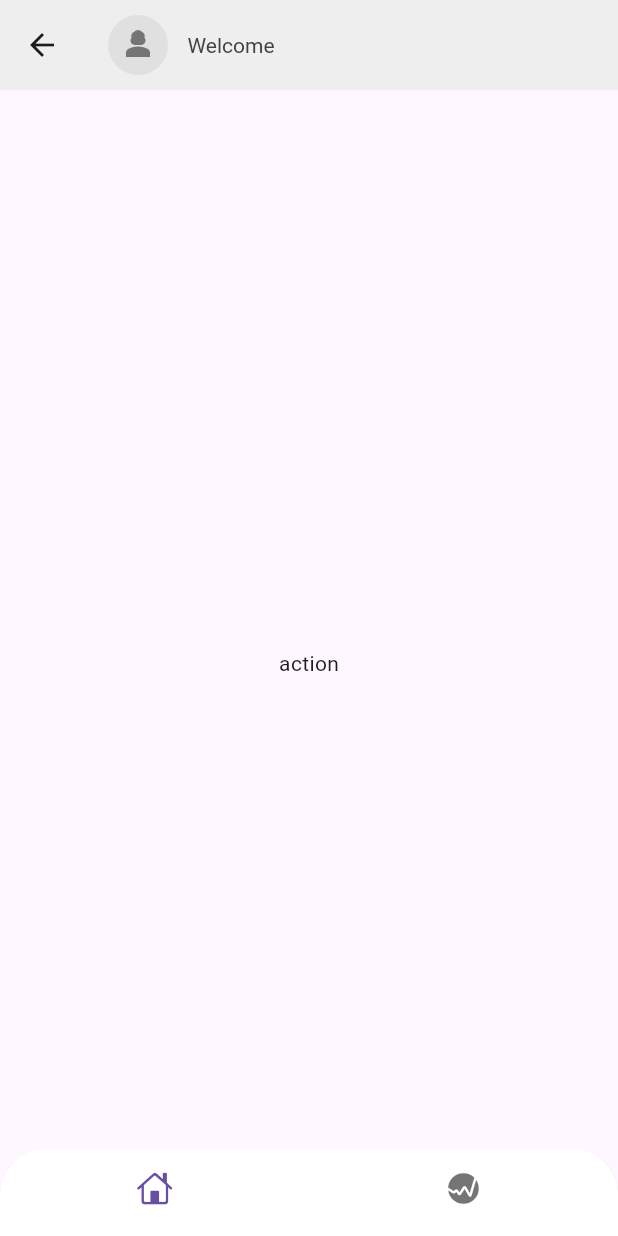
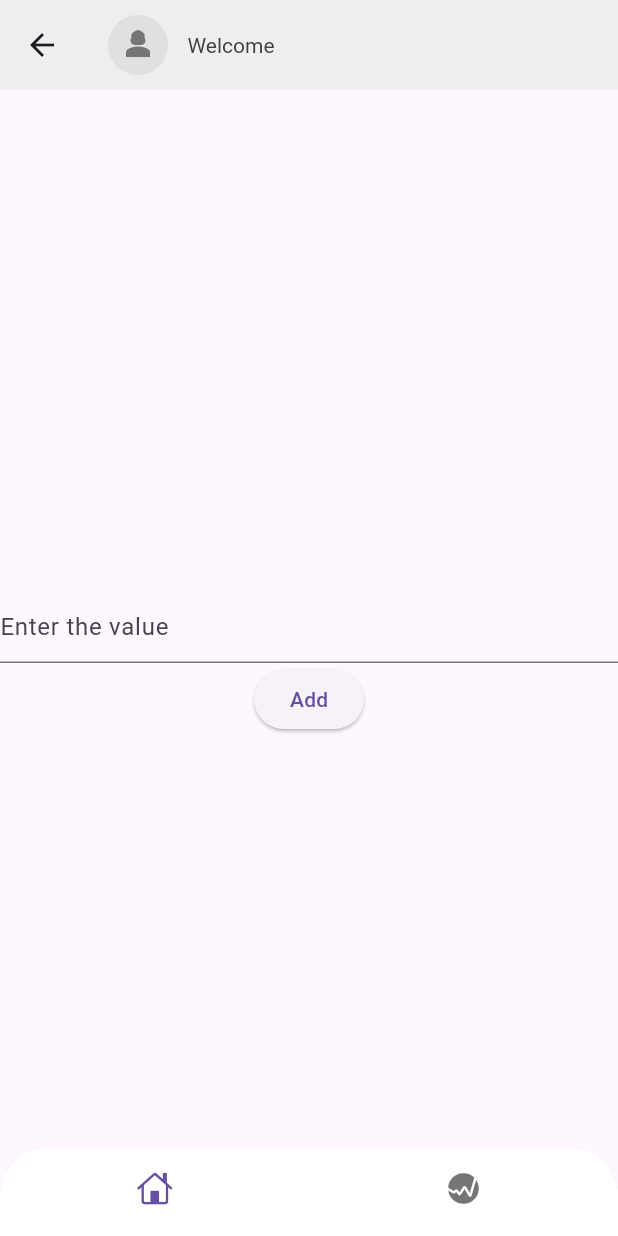
Before and after one commit to cebe123/Expense-Tracker, a Flutter app: the screen it shows after launch, after a tap on an icon or button, on a phone screen of 412 x 824 dp. Run offline on Flutter 3.47's test engine with Material 3 defaults, Android fonts, the phone set to English and light mode, and no system bars; our stand-ins replace firebase_core, firebase_database, font_awesome_flutter; accounts and stored records are empty.

Commit message:
addin expende added

```diff
--- a/expense_tracker/lib/main.dart
+++ b/expense_tracker/lib/main.dart
@@ -1,7 +1,18 @@
 import 'package:expense_tracker/screens/home.dart';
 import 'package:flutter/material.dart';
+import 'package:firebase_core/firebase_core.dart';
+import 'firebase_options.dart';
+import 'package:firebase_database/firebase_database.dart';
 
-void main() {
+FirebaseDatabase database = FirebaseDatabase.instance;
+DatabaseReference categoriesdb = FirebaseDatabase.instance.ref("Categories");
+DatabaseReference expensesdb = FirebaseDatabase.instance.ref("Expenses");
+
+void main() async {
+  WidgetsFlutterBinding.ensureInitialized();
+  await Firebase.initializeApp(
+    options: DefaultFirebaseOptions.currentPlatform,
+  );
   runApp(const MyApp());
 }
 
--- a/expense_tracker/lib/screens/action.dart
+++ b/expense_tracker/lib/screens/action.dart
@@ -1,7 +1,9 @@
 import 'package:expense_tracker/screens/history.dart';
 import 'package:expense_tracker/screens/home.dart';
+import 'package:firebase_database/firebase_database.dart';
 import 'package:flutter/cupertino.dart';
 import 'package:flutter/material.dart';
+import 'package:flutter/services.dart';
 
 class ActionPage extends StatefulWidget {
   const ActionPage({super.key});
@@ -88,9 +90,62 @@ class _Action extends State<ActionPage> {
   //     ],
   //   );
   // }
+  Widget _buildBody() {
+    final TextEditingController controller = TextEditingController();
+    final expensesRef = FirebaseDatabase.instance.ref().child('expenses');
 
-  Widget _buildBody() {
-    return const Center(child: Text("action"));
+    return Scaffold(
+      body: Center(
+        child: Column(
+          mainAxisAlignment: MainAxisAlignment.center,
+          children: <Widget>[
+            TextField(
+              controller: controller,
+              keyboardType: TextInputType.number,
+              inputFormatters: <TextInputFormatter>[
+                FilteringTextInputFormatter.digitsOnly
+              ],
+              decoration: const InputDecoration(hintText: "Enter the value"),
+            ),
+            Row(
+              mainAxisAlignment: MainAxisAlignment.spaceEvenly,
+              children: <Widget>[
+                ElevatedButton(
+                  onPressed: () async {
+                    final String value = controller.text.trim();
+                    int? integerValue = int.tryParse(value);
+
+                    if (value.isEmpty) {
+                      ScaffoldMessenger.of(context).showSnackBar(
+                        const SnackBar(content: Text('Please enter the value')),
+                      );
+                      return;
+                    }
+
+                    if (integerValue == null) {
+                      ErrorHint("Value is not a number");
+                      return;
+                    }
+
+                    final String expenseId =
+                        expensesRef.push().key!; // Generate unique ID
+                    await expensesRef.child(expenseId).set(integerValue);
+
+                    controller.clear();
+                    // ignore: use_build_context_synchronously
+                    ScaffoldMessenger.of(context).showSnackBar(
+                      const SnackBar(
+                          content: Text('Expense added successfully!')),
+                    );
+                  },
+                  child: const Text("Add"),
+                ),
+              ],
+            ),
+          ],
+        ),
+      ),
+    );
   }
 
   Widget _buildBottomBar(context) {
@@ -127,6 +182,4 @@ class _Action extends State<ActionPage> {
       ),
     );
   }
-
-
 }
--- a/expense_tracker/lib/screens/home.dart
+++ b/expense_tracker/lib/screens/home.dart
@@ -7,6 +7,7 @@ import 'package:flutter/material.dart';
 double total = income + outcome;
 double income = 0;
 double outcome = 0;
+
 
 class HomeScreen extends StatefulWidget {
   const HomeScreen({super.key});
@@ -18,6 +19,7 @@ class HomeScreen extends StatefulWidget {
 class _HomeScreenState extends State<HomeScreen> {
   @override
   Widget build(BuildContext context) {
+
     final totals = _calculateTotals(transactionsData);
     final double totalIncome = totals.income;
     final double totalOutcome = totals.outcome;
@@ -100,7 +102,8 @@ class _HomeScreenState extends State<HomeScreen> {
   //   );
   // }
 
-  Widget _buildBody(BuildContext context, double income, double outcome, double total) {
+  Widget _buildBody(
+      BuildContext context, double income, double outcome, double total) {
     return Column(
       children: [
         const SizedBox(height: 15),
--- a/expense_tracker/pubspec.yaml
+++ b/expense_tracker/pubspec.yaml
@@ -1,5 +1,5 @@
 name: expense_tracker
-description: "A new Flutter project."
+description: "none"
 publish_to: "none"
 version: 0.1.0
 
@@ -10,7 +10,8 @@ dependencies:
   flutter:
     sdk: flutter
   cupertino_icons: ^1.0.6
-  firebase_core: ^2.27.1
+  firebase_core: ^2.27.2
+  firebase_database: ^10.4.11
   font_awesome_flutter: ^10.7.0
 
 dev_dependencies:
```
Also changed, not shown: expense_tracker/lib/firebase_options.dart (added), expense_tracker/pubspec.lock, 1 other file.
